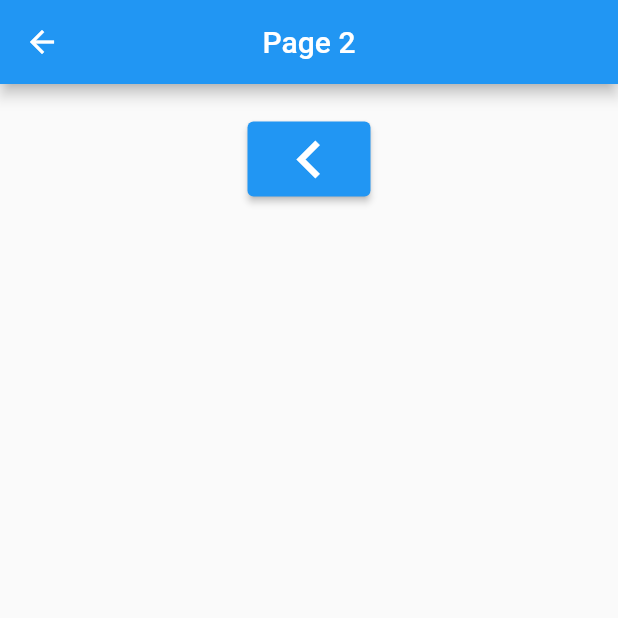
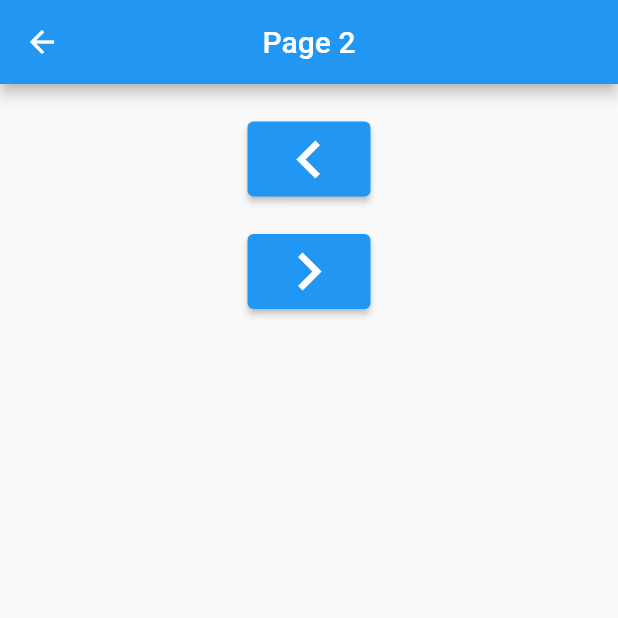
Before and after one commit to alichoumane/flutter_navigator, a Flutter app: the Page2 screen opened directly, on a phone screen of 412 x 824 dp, the top half of it. Run offline on Flutter 3.47's test engine with Material 2 defaults, Android fonts, the phone set to English and light mode, and no system bars.

Commit message:
Added page3

```diff
--- a/lib/page2.dart
+++ b/lib/page2.dart
@@ -1,4 +1,5 @@
 import 'package:flutter/material.dart';
+import 'page3.dart';
 
 class Page2 extends StatelessWidget {
   const Page2({super.key});
@@ -18,7 +19,16 @@ class Page2 extends StatelessWidget {
                 onPressed: (){
                   Navigator.of(context).pop();
                 },
-                child: Icon(Icons.navigate_before, size:50.0))
+                child: Icon(Icons.navigate_before, size:50.0)),
+            const SizedBox(height: 25.0,),
+            ElevatedButton(
+                onPressed: (){
+                  Navigator.of(context).push(
+                      MaterialPageRoute(builder: (context)=>const Page3())
+                  );
+                },
+                child: const Icon(Icons.navigate_next, size: 50,))
+
           ],
         ),
       ),
```
